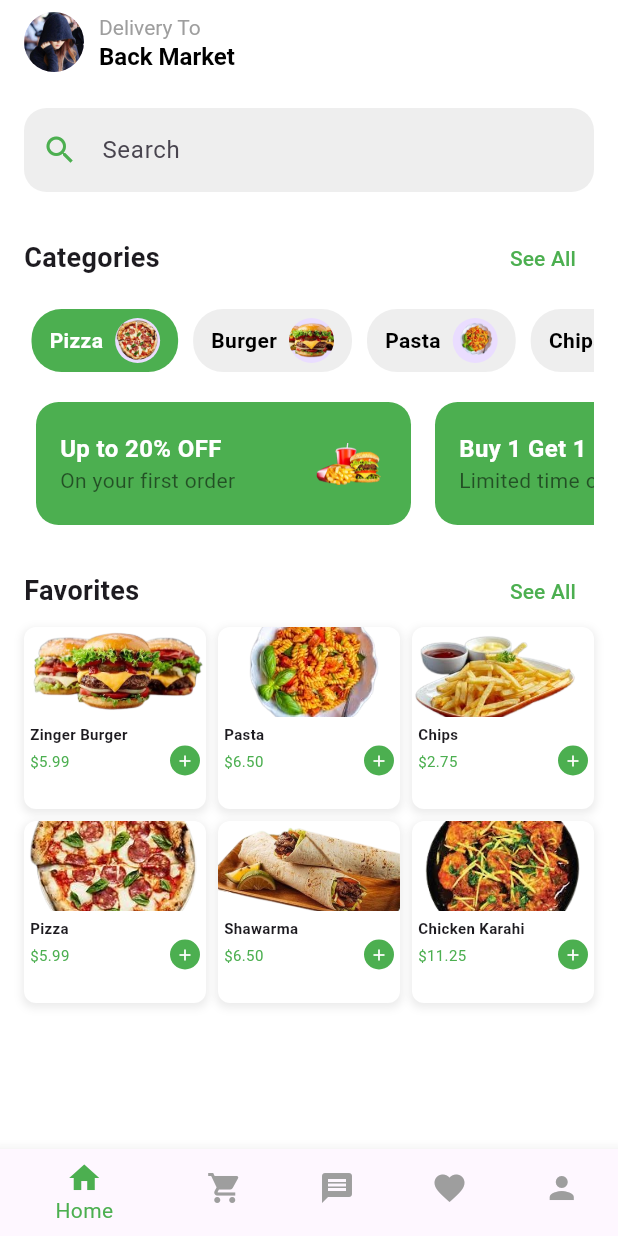
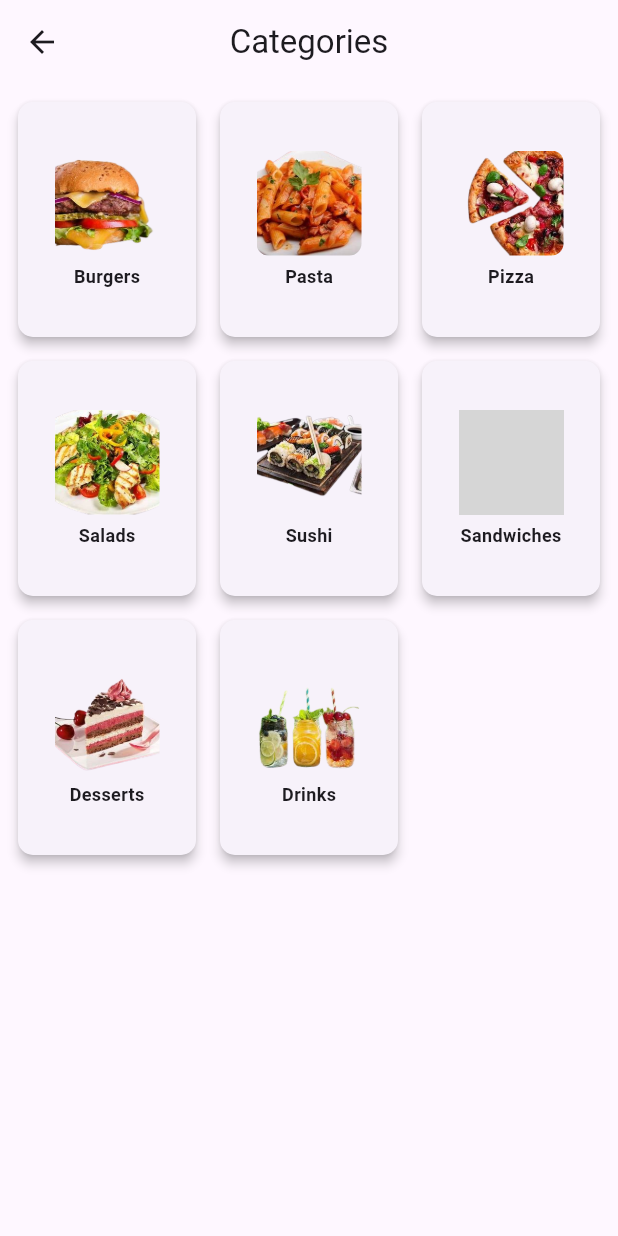
Before and after one commit to shaadi0/FoodDeliveryApp, a Flutter app: the HomePage screen opened directly, after a tap on "See All", on a phone screen of 412 x 824 dp. Run offline on Flutter 3.47's test engine with Material 3 defaults, Android fonts, the phone set to English and light mode, and no system bars; our stand-ins replace image_picker; grey boxes are pictures that could not be loaded.

Commit message:
Added category page

```diff
--- /dev/null
+++ b/fooddelivery/lib/burger.dart
@@ -0,0 +1,11 @@
+import 'package:flutter/material.dart';
+
+class BurgersPage extends StatelessWidget {
+  @override
+  Widget build(BuildContext context) {
+    return Scaffold(
+      appBar: AppBar(title: const Text('Burgers')),
+      body: const Center(child: Text('Welcome to the Burgers category!')),
+    );
+  }
+}
--- /dev/null
+++ b/fooddelivery/lib/categories.dart
@@ -0,0 +1,83 @@
+import 'package:flutter/material.dart';
+
+import 'burger.dart';
+
+class CategoriesPage extends StatelessWidget {
+  final List<Map<String, String>> categories = [
+    {'name': 'Burgers', 'image': 'assets/burgerc.png'},
+    {'name': 'Pasta', 'image': 'assets/pastac.png'},
+    {'name': 'Pizza', 'image': 'assets/pizzac.png'},
+    {'name': 'Salads', 'image': 'assets/saladc.png'},
+    {'name': 'Sushi', 'image': 'assets/sushic.png'},
+    {'name': 'Sandwiches', 'image': 'assets/sandwichesc.png'},
+    {'name': 'Desserts', 'image': 'assets/dessertc.png'},
+    {'name': 'Drinks', 'image': 'assets/drinksc.png'},
+  ];
+
+  @override
+  Widget build(BuildContext context) {
+    return Scaffold(
+      appBar: AppBar(
+        title: const Text('Categories'),
+        centerTitle: true,
+      ),
+      body: Padding(
+        padding: const EdgeInsets.all(8.0),
+        child: GridView.builder(
+          gridDelegate: const SliverGridDelegateWithFixedCrossAxisCount(
+            crossAxisCount: 3,
+            crossAxisSpacing: 8,
+            mainAxisSpacing: 8,
+            childAspectRatio: 1 / 1.3,
+          ),
+          itemCount: categories.length,
+          itemBuilder: (context, index) {
+            final category = categories[index];
+            return InkWell(
+              onTap: () {
+                _navigateToCategoryPage(context, category['name']!);
+              },
+              child: Card(
+                elevation: 3,
+                shape: RoundedRectangleBorder(
+                  borderRadius: BorderRadius.circular(10),
+                ),
+                child: Column(
+                  mainAxisAlignment: MainAxisAlignment.center,
+                  children: [
+                    ClipRRect(
+                      borderRadius: BorderRadius.circular(8),
+                      child: Image.asset(
+                        category['image']!,
+                        width: 70,
+                        height: 70,
+                        fit: BoxFit.cover,
+                      ),
+                    ),
+                    const SizedBox(height: 5),
+                    Text(
+                      category['name']!,
+                      style: const TextStyle(
+                        fontSize: 12,
+                        fontWeight: FontWeight.bold,
+                      ),
+                    ),
+                  ],
+                ),
+              ),
+            );
+          },
+        ),
+      ),
+    );
+  }
+
+  void _navigateToCategoryPage(BuildContext context, String categoryName) {
+    switch (categoryName) {
+      case 'Burgers':
+        Navigator.push(
+            context, MaterialPageRoute(builder: (context) => BurgersPage()));
+        break;
+    }
+  }
+}
--- a/fooddelivery/lib/home.dart
+++ b/fooddelivery/lib/home.dart
@@ -1,6 +1,8 @@
 import 'package:flutter/material.dart';
 import 'package:image_picker/image_picker.dart';
 import 'dart:io';
+
+import 'categories.dart';
 
 class HomePage extends StatefulWidget {
   @override
@@ -106,7 +108,13 @@ class _HomePageState extends State<HomePage> {
                     style: TextStyle(fontSize: 18, fontWeight: FontWeight.bold),
                   ),
                   TextButton(
-                    onPressed: () {},
+                    onPressed: () {
+                      Navigator.push(
+                        context,
+                        MaterialPageRoute(
+                            builder: (context) => CategoriesPage()),
+                      );
+                    },
                     style: TextButton.styleFrom(
                       foregroundColor: Colors.green,
                     ),
@@ -132,11 +140,11 @@ class _HomePageState extends State<HomePage> {
                 child: Row(
                   children: [
                     _offerCard("Up to 20% OFF", "On your first order",
-                        "assets/offer.png"),
+                        "assets/offer.png", context),
                     _offerCard("Buy 1 Get 1 Free", "Limited time offer",
-                        "assets/offer1.png"),
+                        "assets/offer1.png", context),
                     _offerCard("Free Delivery", "On orders above \$20",
-                        "assets/offer2.png"),
+                        "assets/offer2.png", context),
                   ],
                 ),
               ),
@@ -274,7 +282,8 @@ class _HomePageState extends State<HomePage> {
     );
   }
 
-  Widget _offerCard(String title, String subtitle, String assetPath) {
+  Widget _offerCard(
+      String title, String subtitle, String assetPath, BuildContext context) {
     return Container(
       margin: const EdgeInsets.symmetric(horizontal: 8),
       padding: const EdgeInsets.all(16),
@@ -283,12 +292,15 @@ class _HomePageState extends State<HomePage> {
         color: Colors.green,
         borderRadius: BorderRadius.circular(15),
       ),
-      child: Row(
+      child: Column(
+        crossAxisAlignment: CrossAxisAlignment.start,
+        mainAxisSize: MainAxisSize.min,
+        children: [
+          Row(
             children: [
               Expanded(
                 child: Column(
                   crossAxisAlignment: CrossAxisAlignment.start,
-              mainAxisSize: MainAxisSize.min,
                   children: [
                     Text(
                       title,
@@ -306,6 +318,28 @@ class _HomePageState extends State<HomePage> {
                 ),
               ),
               Image.asset(assetPath, width: 50, height: 50),
+            ],
+          ),
+          const SizedBox(height: 8),
+          SizedBox(
+            width: 60,
+            height: 20,
+            child: ElevatedButton(
+              onPressed: () {},
+              style: ElevatedButton.styleFrom(
+                backgroundColor: Colors.white,
+                foregroundColor: Colors.green,
+                padding: const EdgeInsets.symmetric(vertical: 5),
+                shape: RoundedRectangleBorder(
+                  borderRadius: BorderRadius.circular(8),
+                ),
+              ),
+              child: const Text(
+                "Order Now",
+                style: TextStyle(fontSize: 8, fontWeight: FontWeight.bold),
+              ),
+            ),
+          ),
         ],
       ),
     );
```
Also changed, not shown: fooddelivery/pubspec.yaml (+9 -0 lines), fooddelivery/assets/Sandwichesc.png (added), fooddelivery/assets/burgerc.png (added), fooddelivery/assets/dessertc.png (added), fooddelivery/assets/drinksc.png (added), fooddelivery/assets/pastac.png (added), fooddelivery/assets/pizzac.png (added), fooddelivery/assets/saladc.png (added), fooddelivery/assets/sushic.png (added). Lines whose indentation alone changed are shown as unchanged.
